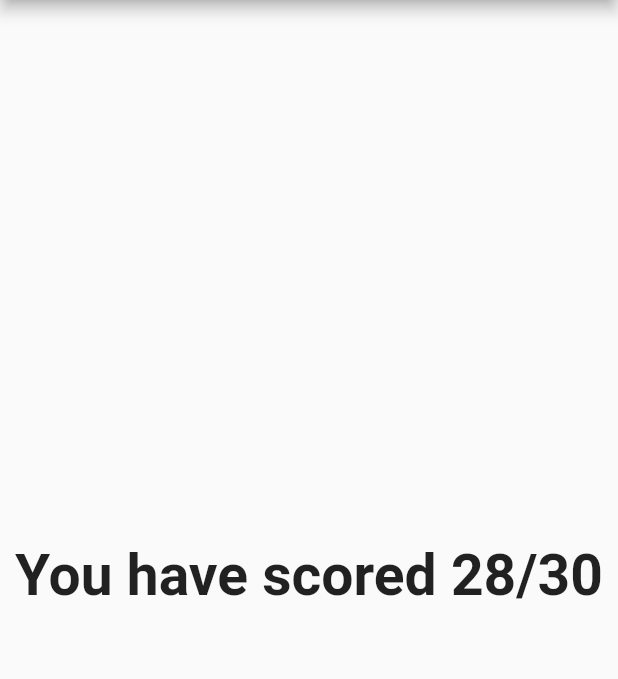
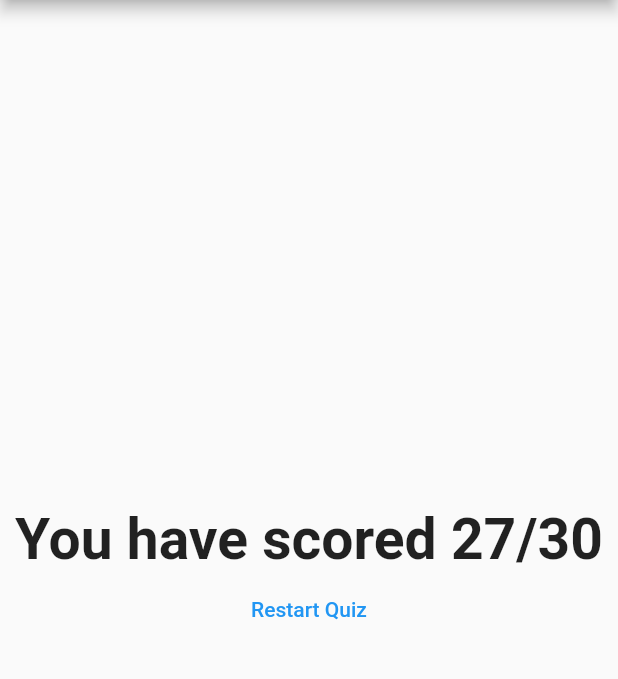
Before and after one commit to handsomemofokeng/quizz_app, a Flutter app: the screen it shows after launch, after a tap on "Alfa Romeo", after a tap on "Red", after a tap on "Manual", on a phone screen of 412 x 824 dp, the part 84-763 px from its top. Run offline on Flutter 3.47's test engine with Material 2 defaults, Android fonts, the phone set to English and light mode, and no system bars.

Commit message:
final touch ups

```diff
--- a/lib/main.dart
+++ b/lib/main.dart
@@ -20,6 +20,13 @@ class MyApp extends StatefulWidget {
 class _MyAppState extends State<MyApp> {
   int _questionIndex = 0, _totalScore = 0;
 
+  void _restartQuiz() {
+    setState(() {
+      _questionIndex = 0;
+      _totalScore = 0;
+    });
+  }
+
   final _questions = const [
     {
       "question": "What\'s your favorite car?",
@@ -34,17 +41,17 @@ class _MyAppState extends State<MyApp> {
       "question": "What\'s your favorite color?",
       "options": [
         {"text": "Black", "score": 9},
-        {"text": "Red", "score": 8},
+        {"text": "Red", "score": 7},
         {"text": "Blue", "score": 10},
-        {"text": "White", "score": 7}
+        {"text": "White", "score": 5}
       ]
     },
     {
       "question": "What\'s your favorite transmission?",
       "options": [
         {"text": "Manual", "score": 10},
-        {"text": "Automatic", "score": 8},
-        {"text": "DSG", "score": 5},
+        {"text": "Automatic", "score": 4},
+        {"text": "DSG", "score": 6},
       ]
     },
   ];
@@ -73,7 +80,7 @@ class _MyAppState extends State<MyApp> {
                 questionIndex: _questionIndex,
                 questions: _questions,
               )
-            : Result(_totalScore),
+            : Result(_totalScore, _restartQuiz),
       ),
     );
   }
--- a/lib/result.dart
+++ b/lib/result.dart
@@ -2,8 +2,9 @@ import 'package:flutter/material.dart';
 
 class Result extends StatelessWidget {
   final int finalScore;
+  final Function restartHandler;
 
-  Result(this.finalScore);
+  Result(this.finalScore, this.restartHandler);
 
   String get getFeedback {
     String feedback = "You have scored $finalScore/30";
@@ -13,12 +14,23 @@ class Result extends StatelessWidget {
 
   @override
   Widget build(BuildContext context) {
-    return Center(
-      child: Text(
-        getFeedback,
-        style: TextStyle(fontSize: 38, fontWeight: FontWeight.bold),
-        textAlign: TextAlign.center,
-      ),
+    return Column(
+      mainAxisAlignment: MainAxisAlignment.center,
+      mainAxisSize: MainAxisSize.max,
+      children: [
+        Center(
+          child: Text(
+            getFeedback,
+            style: TextStyle(fontSize: 38, fontWeight: FontWeight.bold),
+            textAlign: TextAlign.center,
+          ),
+        ),
+        FlatButton(
+          onPressed: restartHandler,
+          child: Text("Restart Quiz"),
+          textColor: Colors.blue,
+        )
+      ],
     );
   }
 }
```
